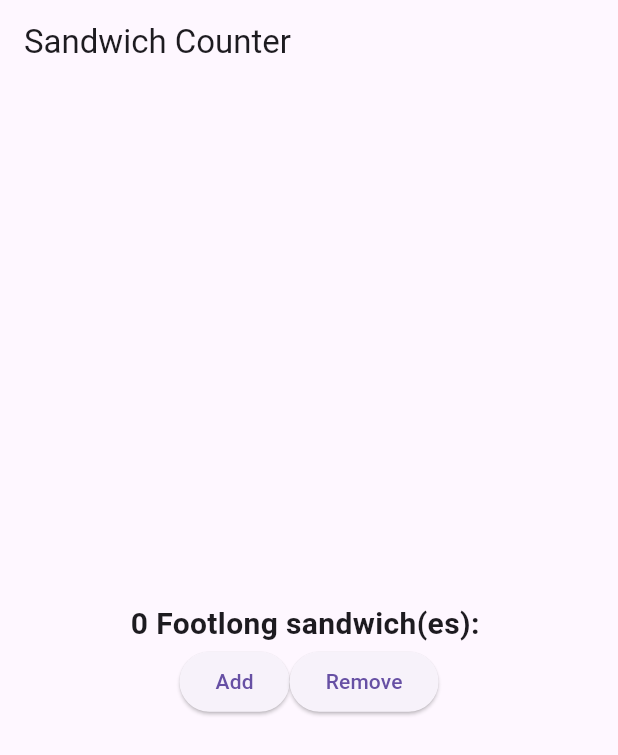
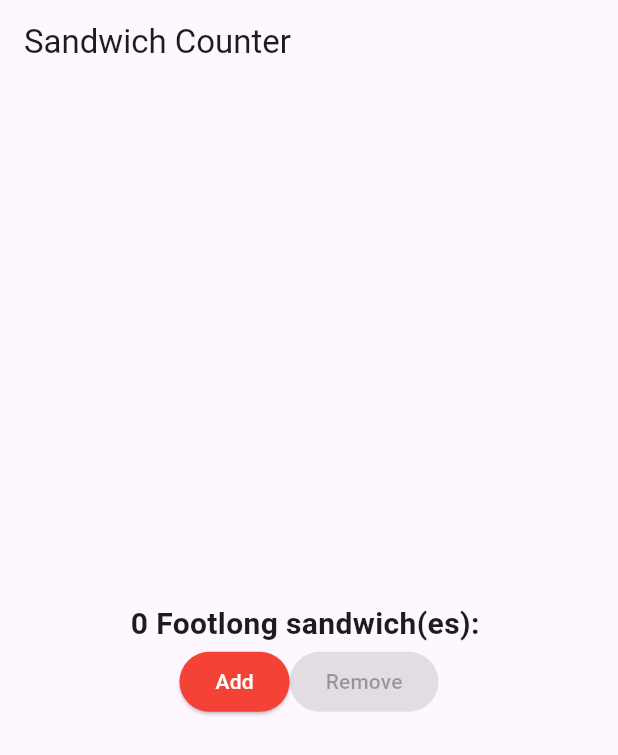
Before and after one commit to smillwvy/Flutter-Application-1, a Flutter app: the screen it shows after launch, on a phone screen of 412 x 824 dp. Shown: the top 755 px of the screen. Run offline on Flutter 3.47's test engine with Material 3 defaults, Android fonts, the phone set to English and light mode, and no system bars.

Commit message:
Disabled buttons at the Quantity Limits

```diff
--- a/lib/main.dart
+++ b/lib/main.dart
@@ -1,3 +1,5 @@
+// ignore_for_file: unused_field
+
 import 'package:flutter/material.dart';
 
 void main() {
@@ -29,14 +31,14 @@ class App extends StatelessWidget {
             const OrderItemDisplay(5, 'Footlong'),
             Row(
               mainAxisAlignment: MainAxisAlignment.center,
-                children:[
+              children: [
                 ElevatedButton(
-                    onPressed: () => print('Add button pressed!'),
+                  onPressed: () => debugPrint('Add button pressed!'),
                   child: const Text('Add'),
                 ),
-                  const SizedBox(width: 16),// Add spacing between buttons
+                const SizedBox(width: 16), // Add spacing between buttons
                 ElevatedButton(
-                    onPressed: () => print('Remove button pressed!'),
+                  onPressed: () => debugPrint('Remove button pressed!'),
                   child: const Text('Remove'),
                 ),
               ],
@@ -92,27 +94,36 @@ void _increaseQuantity() {
   @override
   Widget build(BuildContext context) {
     return Scaffold(
-    appBar: AppBar(
-      title: const Text('Sandwich Counter'),
-    ),
+      appBar: AppBar(title: const Text('Sandwich Counter')),
       body: Center(
         child: Column(
           mainAxisAlignment: MainAxisAlignment.center,
           children: <Widget>[
-          OrderItemDisplay(
-            _quantity,
-            'Footlong',
-          ),
+            OrderItemDisplay(_quantity, 'Footlong'),
             Row(
               mainAxisAlignment: MainAxisAlignment.center,
               children: [
-              ElevatedButton(
-                onPressed: _increaseQuantity,
+                SizedBox(
+                  child: ElevatedButton(
+                    // Disable Add when at max quantity
+                    onPressed: _quantity >= widget.maxQuantity ? null : _increaseQuantity,
+                    style: ElevatedButton.styleFrom(
+                       backgroundColor: Colors.red,
+                       foregroundColor: Colors.white,
+                     ),
                      child: const Text('Add'),
                   ),
-              ElevatedButton(
-                onPressed: _decreaseQuantity,
+                ),
+                SizedBox(
+                  child: ElevatedButton(
+                    // Disable Remove when at zero
+                    onPressed: _quantity <= 0 ? null : _decreaseQuantity,
+                    style: ElevatedButton.styleFrom(
+                       backgroundColor: Colors.red,
+                       foregroundColor: Colors.white,
+                     ),
                     child: const Text('Remove'),
+                  ),
                 ),
               ],
             ),
```
Lines whose indentation alone changed are shown as unchanged.
